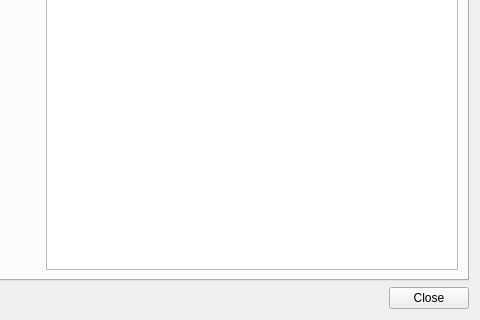
First picture: the form in ui/team_management.ui, repository Giswater/giswater_qgis_plugin, before the edit; both pictures show x 481 to 961 and y 340 to 660 of the 961 by 660 pixel window.
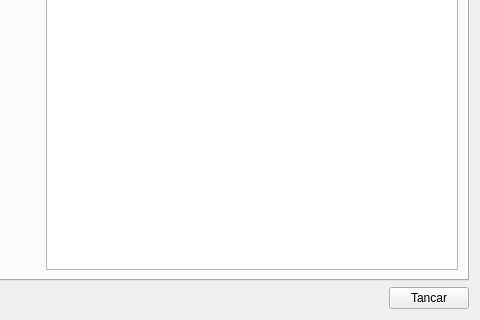
Second picture: the form after the edit.

Commit message: Minor translation on some forms

```diff
--- a/ui/team_management.ui
+++ b/ui/team_management.ui
@@ -220,7 +220,7 @@
      <item>
       <widget class="QPushButton" name="btn_close">
        <property name="text">
-        <string>Close</string>
+        <string>Tancar</string>
        </property>
       </widget>
      </item>
```
The commit also changes 3 other files.
